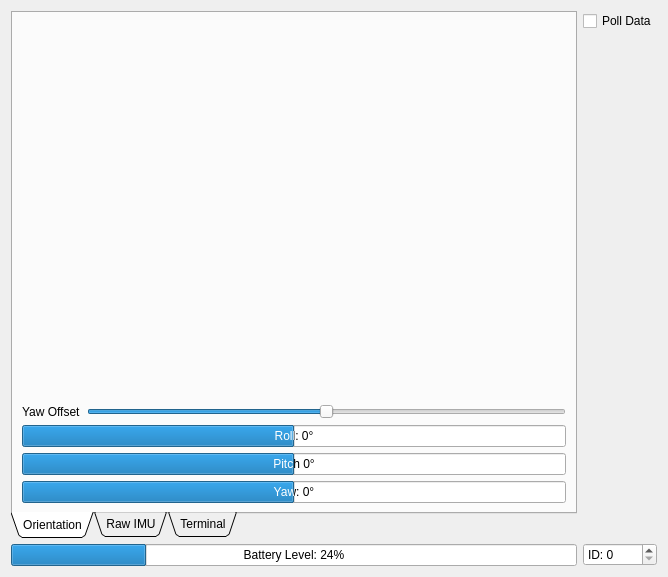
First picture: the form in Linux/RC_Car_Tool/carinterface.ui, repository vedderb/rise_sdvp, before the edit.
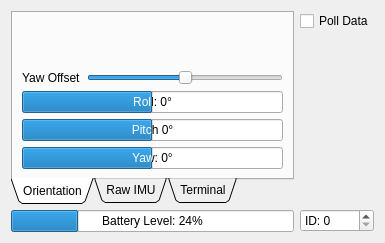
Second picture: the form after the edit. Custom widgets are drawn as their Qt base class.

The edit to the form file:
```diff
--- a/Linux/RC_Car_Tool/carinterface.ui
+++ b/Linux/RC_Car_Tool/carinterface.ui
@@ -6,8 +6,8 @@
    <rect>
     <x>0</x>
     <y>0</y>
-    <width>668</width>
-    <height>577</height>
+    <width>385</width>
+    <height>243</height>
    </rect>
   </property>
   <property name="windowTitle">
```
